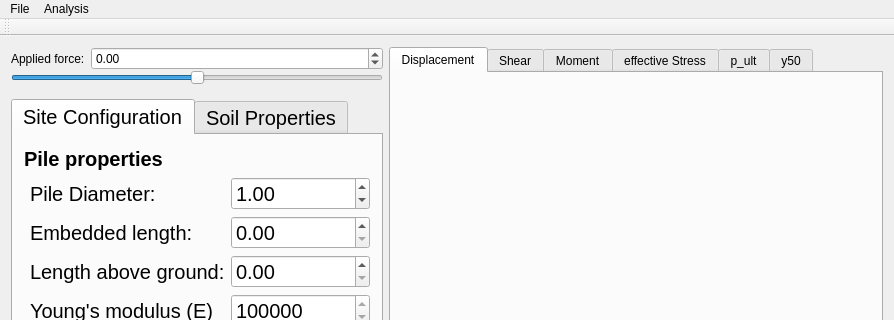
NHERI-SimCenter/PileGroupTool, file mainwindow.ui: the form before one commit; both pictures show x 0 to 894 and y 0 to 320 of the 894 by 774 pixel window.
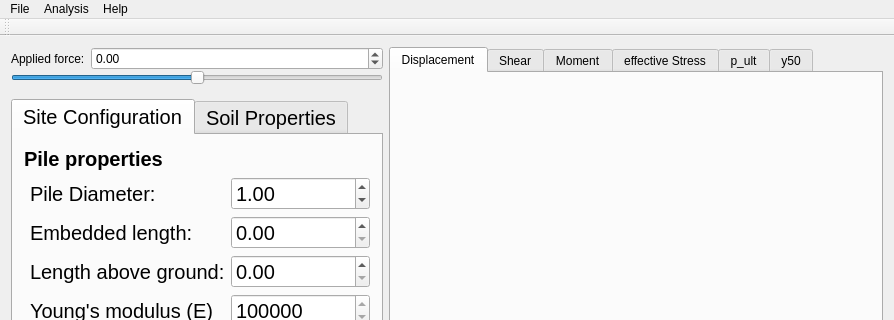
The form after the commit. Icons and pictures are not drawn. Custom widgets are drawn as their Qt base class.

What changed in the file:
```diff
--- a/mainwindow.ui
+++ b/mainwindow.ui
@@ -437,8 +437,15 @@
     <addaction name="actionReset"/>
     <addaction name="actionFEA_parameters"/>
    </widget>
+   <widget class="QMenu" name="menuHelp">
+    <property name="title">
+     <string>Help</string>
+    </property>
+    <addaction name="actionLicense_Information"/>
+   </widget>
    <addaction name="menuOpenSeesPile"/>
    <addaction name="menuAnalysis"/>
+   <addaction name="menuHelp"/>
   </widget>
   <widget class="QToolBar" name="mainToolBar">
    <attribute name="toolBarArea">
```
Left out of the diff: 5 changed lines with no effect on the pictures.
